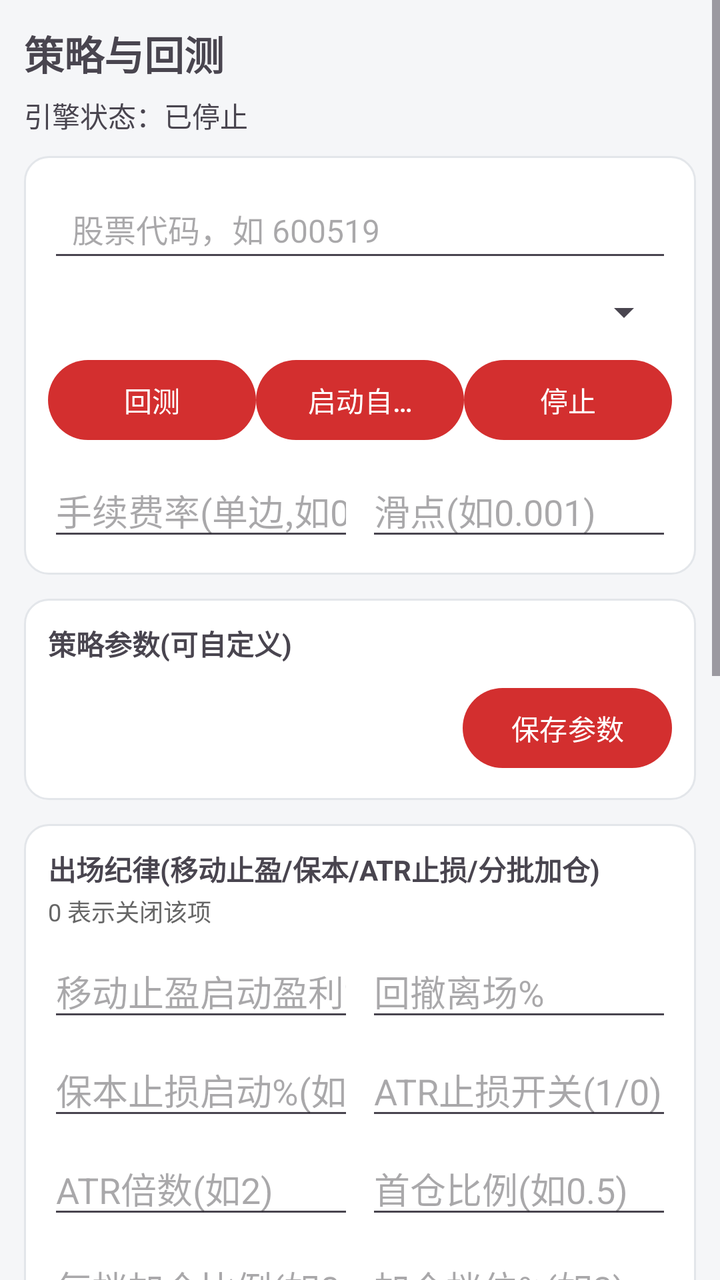
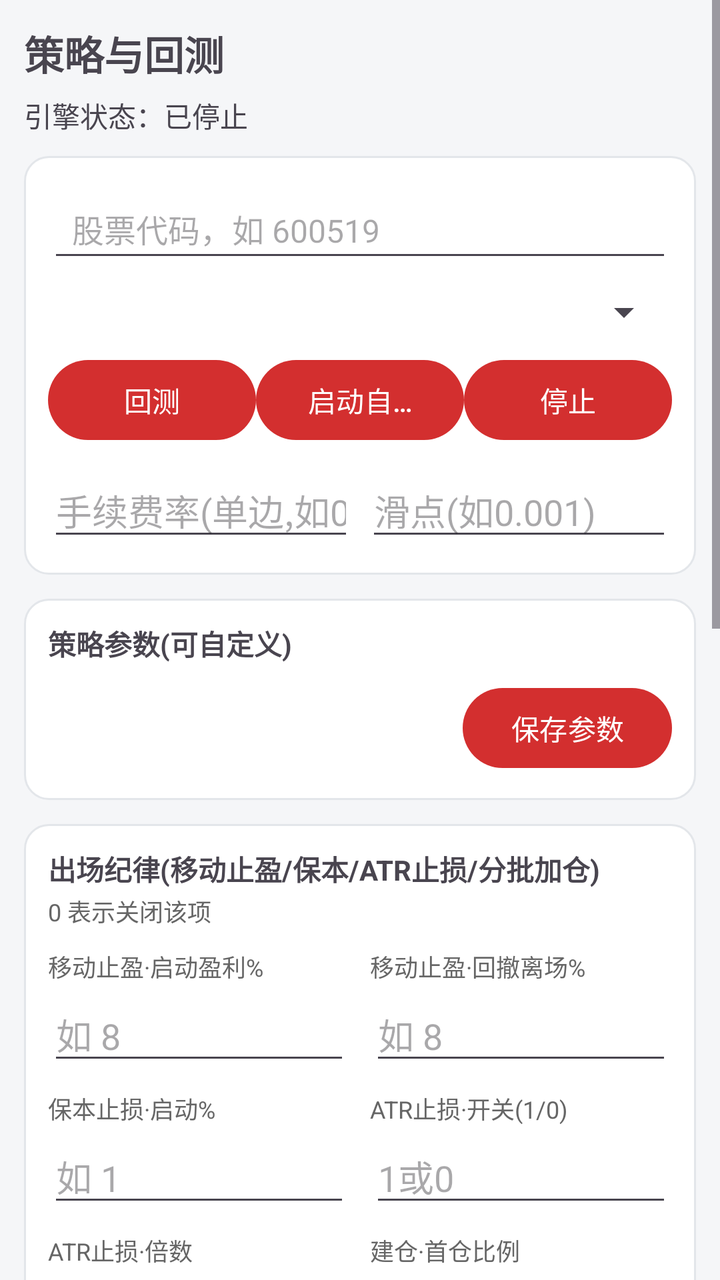

Screens rendered from an Android XML layout before and after an edit, with the pre-edit source and the edit as a unified diff.
<!-- AndroidManifest.xml: application theme Theme.QuantApp -->
<!-- res/layout/fragment_strategy.xml -->
<?xml version="1.0" encoding="utf-8"?>
<ScrollView xmlns:android="http://schemas.android.com/apk/res/android"
    android:layout_width="match_parent" android:layout_height="match_parent">

    <LinearLayout android:layout_width="match_parent" android:layout_height="wrap_content"
        android:orientation="vertical" android:padding="12dp">

        <TextView android:layout_width="wrap_content" android:layout_height="wrap_content"
            android:text="策略与回测" android:textSize="20sp" android:textStyle="bold" />

        <TextView android:id="@+id/tv_running_status" android:layout_width="match_parent"
            android:layout_height="wrap_content" android:layout_marginTop="6dp"
            android:text="引擎状态：已停止" />

        <LinearLayout android:layout_width="match_parent" android:layout_height="wrap_content"
            android:orientation="vertical" android:layout_marginTop="10dp"
            android:padding="12dp" android:background="@drawable/bg_card">
            <LinearLayout android:layout_width="match_parent" android:layout_height="wrap_content"
                android:orientation="vertical">
                <EditText android:id="@+id/et_strat_symbol" android:layout_width="match_parent"
                    android:layout_height="wrap_content" android:minHeight="46dp"
                    android:paddingStart="12dp" android:paddingEnd="12dp"
                    android:gravity="center_vertical" android:textSize="16sp"
                    android:hint="股票代码，如 600519" android:inputType="number" />
                <Spinner android:id="@+id/spinner_strategy" android:layout_width="match_parent"
                    android:layout_height="wrap_content" android:layout_marginTop="8dp" />
            </LinearLayout>

            <LinearLayout android:layout_width="match_parent" android:layout_height="wrap_content"
                android:orientation="horizontal" android:layout_marginTop="8dp">
                <Button android:id="@+id/btn_backtest" android:layout_width="0dp"
                    android:layout_height="wrap_content" android:layout_weight="1"
                    android:singleLine="true" android:text="回测" />
                <Button android:id="@+id/btn_start" android:layout_width="0dp"
                    android:layout_height="wrap_content" android:layout_weight="1"
                    android:singleLine="true" android:text="启动自动交易" />
                <Button android:id="@+id/btn_stop" android:layout_width="0dp"
                    android:layout_height="wrap_content" android:layout_weight="1"
                    android:singleLine="true" android:text="停止" />
            </LinearLayout>

            <LinearLayout android:layout_width="match_parent" android:layout_height="wrap_content"
                android:orientation="horizontal" android:layout_marginTop="8dp">
                <EditText android:id="@+id/et_fee_rate" android:layout_width="0dp"
                    android:layout_height="wrap_content" android:layout_weight="1"
                    android:hint="手续费率(单边,如0.0003)" android:inputType="numberDecimal"
                    android:singleLine="true" />
                <EditText android:id="@+id/et_slippage" android:layout_width="0dp"
                    android:layout_height="wrap_content" android:layout_weight="1"
                    android:layout_marginStart="6dp"
                    android:hint="滑点(如0.001)" android:inputType="numberDecimal"
                    android:singleLine="true" />
            </LinearLayout>
        </LinearLayout>

        <LinearLayout android:layout_width="match_parent" android:layout_height="wrap_content"
            android:orientation="vertical" android:layout_marginTop="12dp"
            android:padding="12dp" android:background="@drawable/bg_card">
            <TextView android:layout_width="wrap_content" android:layout_height="wrap_content"
                android:text="策略参数(可自定义)" android:textStyle="bold" />
            <LinearLayout android:id="@+id/linear_params" android:layout_width="match_parent"
                android:layout_height="wrap_content" android:orientation="vertical" android:layout_marginTop="4dp" />
            <Button android:id="@+id/btn_apply_params" android:layout_width="wrap_content"
                android:layout_height="wrap_content" android:layout_gravity="end"
                android:layout_marginTop="4dp" android:text="保存参数" />
        </LinearLayout>

        <LinearLayout android:layout_width="match_parent" android:layout_height="wrap_content"
            android:orientation="vertical" android:layout_marginTop="12dp"
            android:padding="12dp" android:background="@drawable/bg_card">
            <TextView android:layout_width="wrap_content" android:layout_height="wrap_content"
                android:text="出场纪律(移动止盈/保本/ATR止损/分批加仓)" android:textStyle="bold"
                android:textSize="14sp" />
            <TextView android:layout_width="wrap_content" android:layout_height="wrap_content"
                android:layout_marginTop="2dp" android:text="0 表示关闭该项" android:textSize="12sp"
                android:textColor="@color/text_secondary" />

            <LinearLayout android:layout_width="match_parent" android:layout_height="wrap_content"
                android:orientation="horizontal" android:layout_marginTop="8dp">
                <EditText android:id="@+id/et_trail_activate" android:layout_width="0dp"
                    android:layout_height="wrap_content" android:layout_weight="1"
                    android:hint="移动止盈启动盈利%" android:inputType="numberDecimal"
                    android:singleLine="true" />
                <EditText android:id="@+id/et_trail_stop" android:layout_width="0dp"
                    android:layout_height="wrap_content" android:layout_weight="1"
                    android:layout_marginStart="6dp" android:hint="回撤离场%"
                    android:inputType="numberDecimal" android:singleLine="true" />
            </LinearLayout>

            <LinearLayout android:layout_width="match_parent" android:layout_height="wrap_content"
                android:orientation="horizontal" android:layout_marginTop="6dp">
                <EditText android:id="@+id/et_breakeven" android:layout_width="0dp"
                    android:layout_height="wrap_content" android:layout_weight="1"
                    android:hint="保本止损启动%(如1)" android:inputType="numberDecimal"
                    android:singleLine="true" />
                <EditText android:id="@+id/et_atr_enabled" android:layout_width="0dp"
                    android:layout_height="wrap_content" android:layout_weight="1"
                    android:layout_marginStart="6dp" android:hint="ATR止损开关(1/0)"
                    android:inputType="number" android:singleLine="true" />
            </LinearLayout>

            <LinearLayout android:layout_width="match_parent" android:layout_height="wrap_content"
                android:orientation="horizontal" android:layout_marginTop="6dp">
                <EditText android:id="@+id/et_atr_mult" android:layout_width="0dp"
                    android:layout_height="wrap_content" android:layout_weight="1"
                    android:hint="ATR倍数(如2)" android:inputType="numberDecimal"
                    android:singleLine="true" />
                <EditText android:id="@+id/et_first_buy" android:layout_width="0dp"
                    android:layout_height="wrap_content" android:layout_weight="1"
                    android:layout_marginStart="6dp" android:hint="首仓比例(如0.5)"
                    android:inputType="numberDecimal" android:singleLine="true" />
            </LinearLayout>

            <LinearLayout android:layout_width="match_parent" android:layout_height="wrap_content"
                android:orientation="horizontal" android:layout_marginTop="6dp">
                <EditText android:id="@+id/et_add_pct" android:layout_width="0dp"
                    android:layout_height="wrap_content" android:layout_weight="1"
                    android:hint="每档加仓比例(如0.2)" android:inputType="numberDecimal"
                    android:singleLine="true" />
                <EditText android:id="@+id/et_add_thr" android:layout_width="0dp"
                    android:layout_height="wrap_content" android:layout_weight="1"
                    android:layout_marginStart="6dp" android:hint="加仓档位%(如3)"
                    android:inputType="numberDecimal" android:singleLine="true" />
            </LinearLayout>

            <Button android:id="@+id/btn_apply_exit" android:layout_width="wrap_content"
                android:layout_height="wrap_content" android:layout_gravity="end"
                android:layout_marginTop="4dp" android:text="保存出场纪律" />
        </LinearLayout>

        <TextView android:id="@+id/tv_backtest"
            android:layout_width="match_parent" android:layout_height="wrap_content"
            android:layout_marginTop="12dp" android:padding="12dp" android:background="@drawable/bg_card"
            android:textIsSelectable="true" android:textSize="14sp" />

        <LinearLayout android:layout_width="match_parent" android:layout_height="wrap_content"
            android:orientation="vertical" android:layout_marginTop="8dp"
            android:padding="12dp" android:background="@drawable/bg_card">
            <TextView android:layout_width="wrap_content" android:layout_height="wrap_content"
                android:text="权益曲线（策略 vs 买入持有）" android:textStyle="bold"
                android:textSize="14sp" />
            <com.github.mikephil.charting.charts.LineChart
                android:id="@+id/chart_equity" android:layout_width="match_parent"
                android:layout_height="180dp" android:layout_marginTop="8dp" />
        </LinearLayout>

        <LinearLayout android:layout_width="match_parent" android:layout_height="wrap_content"
            android:orientation="vertical" android:layout_marginTop="12dp"
            android:padding="12dp" android:background="@drawable/bg_card">
            <TextView android:layout_width="wrap_content" android:layout_height="wrap_content"
                android:text="运行中策略" android:textStyle="bold" />
            <ListView android:id="@+id/list_active" android:layout_width="match_parent"
                android:layout_height="wrap_content" android:layout_marginTop="6dp" />
        </LinearLayout>

        <LinearLayout android:layout_width="match_parent" android:layout_height="wrap_content"
            android:orientation="vertical" android:layout_marginTop="12dp"
            android:padding="12dp" android:background="@drawable/bg_card">
            <LinearLayout android:layout_width="match_parent" android:layout_height="wrap_content"
                android:orientation="horizontal" android:gravity="center_vertical">
                <TextView android:layout_width="0dp" android:layout_height="wrap_content"
                    android:layout_weight="1" android:text="信号与成交日志" android:textStyle="bold" />
                <Button android:id="@+id/btn_clear_log" android:layout_width="wrap_content"
                    android:layout_height="wrap_content" android:text="清空" />
            </LinearLayout>
            <ScrollView android:layout_width="match_parent" android:layout_height="wrap_content"
                android:layout_marginTop="6dp">
                <TextView android:id="@+id/tv_engine_log"
                    android:layout_width="match_parent" android:layout_height="wrap_content"
                    android:padding="4dp" android:textIsSelectable="true" android:textSize="12sp"
                    android:fontFamily="monospace" />
            </ScrollView>
        </LinearLayout>
    </LinearLayout>
</ScrollView>
<!-- resources referenced by this layout -->
<resources>
  <color name="text_secondary">#666666</color>
  <!-- drawable bg_card (drawable) -->
  <?xml version="1.0" encoding="utf-8"?>
  <shape xmlns:android="http://schemas.android.com/apk/res/android" android:shape="rectangle">
      <solid android:color="@color/card_bg" />
      <corners android:radius="12dp" />
      <stroke android:width="1dp" android:color="@color/divider" />
  </shape>
  <style name="Theme.QuantApp" parent="Theme.Material3.DayNight.NoActionBar">
          <item name="colorPrimary">@color/brand</item>
          <item name="colorPrimaryVariant">@color/brand_dark</item>
          <item name="colorOnPrimary">#FFFFFF</item>
          <item name="android:statusBarColor">@color/brand_dark</item>
          <item name="android:windowBackground">@color/bg</item>
      </style>
  <color name="card_bg">#FFFFFF</color>
  <color name="divider">#E3E6EA</color>
  <color name="brand">#D32F2F</color>
  <color name="brand_dark">#B71C1C</color>
  <color name="bg">#F5F6F8</color>
</resources>

<!-- the commit's change to res/layout/fragment_strategy.xml (unified diff, before → after) -->
@@ -76,56 +76,108 @@
                 android:textColor="@color/text_secondary" />
 
             <LinearLayout android:layout_width="match_parent" android:layout_height="wrap_content"
-                android:orientation="horizontal" android:layout_marginTop="8dp">
-                <EditText android:id="@+id/et_trail_activate" android:layout_width="0dp"
-                    android:layout_height="wrap_content" android:layout_weight="1"
-                    android:hint="移动止盈启动盈利%" android:inputType="numberDecimal"
-                    android:singleLine="true" />
-                <EditText android:id="@+id/et_trail_stop" android:layout_width="0dp"
-                    android:layout_height="wrap_content" android:layout_weight="1"
-                    android:layout_marginStart="6dp" android:hint="回撤离场%"
-                    android:inputType="numberDecimal" android:singleLine="true" />
-            </LinearLayout>
-
-            <LinearLayout android:layout_width="match_parent" android:layout_height="wrap_content"
-                android:orientation="horizontal" android:layout_marginTop="6dp">
-                <EditText android:id="@+id/et_breakeven" android:layout_width="0dp"
-                    android:layout_height="wrap_content" android:layout_weight="1"
-                    android:hint="保本止损启动%(如1)" android:inputType="numberDecimal"
-                    android:singleLine="true" />
-                <EditText android:id="@+id/et_atr_enabled" android:layout_width="0dp"
-                    android:layout_height="wrap_content" android:layout_weight="1"
-                    android:layout_marginStart="6dp" android:hint="ATR止损开关(1/0)"
-                    android:inputType="number" android:singleLine="true" />
-            </LinearLayout>
-
-            <LinearLayout android:layout_width="match_parent" android:layout_height="wrap_content"
-                android:orientation="horizontal" android:layout_marginTop="6dp">
-                <EditText android:id="@+id/et_atr_mult" android:layout_width="0dp"
-                    android:layout_height="wrap_content" android:layout_weight="1"
-                    android:hint="ATR倍数(如2)" android:inputType="numberDecimal"
-                    android:singleLine="true" />
-                <EditText android:id="@+id/et_first_buy" android:layout_width="0dp"
-                    android:layout_height="wrap_content" android:layout_weight="1"
-                    android:layout_marginStart="6dp" android:hint="首仓比例(如0.5)"
-                    android:inputType="numberDecimal" android:singleLine="true" />
-            </LinearLayout>
-
-            <LinearLayout android:layout_width="match_parent" android:layout_height="wrap_content"
-                android:orientation="horizontal" android:layout_marginTop="6dp">
-                <EditText android:id="@+id/et_add_pct" android:layout_width="0dp"
-                    android:layout_height="wrap_content" android:layout_weight="1"
-                    android:hint="每档加仓比例(如0.2)" android:inputType="numberDecimal"
-                    android:singleLine="true" />
-                <EditText android:id="@+id/et_add_thr" android:layout_width="0dp"
-                    android:layout_height="wrap_content" android:layout_weight="1"
-                    android:layout_marginStart="6dp" android:hint="加仓档位%(如3)"
-                    android:inputType="numberDecimal" android:singleLine="true" />
+                android:orientation="horizontal" android:layout_marginTop="10dp">
+                <LinearLayout android:layout_width="0dp" android:layout_height="wrap_content"
+                    android:layout_weight="1" android:orientation="vertical">
+                    <TextView android:layout_width="wrap_content" android:layout_height="wrap_content"
+                        android:text="移动止盈·启动盈利%"
+                        android:textSize="12sp" android:textColor="@color/text_secondary" />
+                    <EditText android:id="@+id/et_trail_activate" android:layout_width="match_parent"
+                        android:layout_height="wrap_content" android:minHeight="42dp"
+                        android:layout_marginTop="2dp" android:hint="如 8" android:inputType="numberDecimal"
+                        android:singleLine="true" />
+                </LinearLayout>
+                <LinearLayout android:layout_width="0dp" android:layout_height="wrap_content"
+                    android:layout_weight="1" android:layout_marginStart="10dp"
+                    android:orientation="vertical">
+                    <TextView android:layout_width="wrap_content" android:layout_height="wrap_content"
+                        android:text="移动止盈·回撤离场%"
+                        android:textSize="12sp" android:textColor="@color/text_secondary" />
+                    <EditText android:id="@+id/et_trail_stop" android:layout_width="match_parent"
+                        android:layout_height="wrap_content" android:minHeight="42dp"
+                        android:layout_marginTop="2dp" android:hint="如 8" android:inputType="numberDecimal"
+                        android:singleLine="true" />
+                </LinearLayout>
+            </LinearLayout>
+
+            <LinearLayout android:layout_width="match_parent" android:layout_height="wrap_content"
+                android:orientation="horizontal" android:layout_marginTop="8dp">
+                <LinearLayout android:layout_width="0dp" android:layout_height="wrap_content"
+                    android:layout_weight="1" android:orientation="vertical">
+                    <TextView android:layout_width="wrap_content" android:layout_height="wrap_content"
+                        android:text="保本止损·启动%"
+                        android:textSize="12sp" android:textColor="@color/text_secondary" />
+                    <EditText android:id="@+id/et_breakeven" android:layout_width="match_parent"
+                        android:layout_height="wrap_content" android:minHeight="42dp"
+                        android:layout_marginTop="2dp" android:hint="如 1" android:inputType="numberDecimal"
+                        android:singleLine="true" />
+                </LinearLayout>
+                <LinearLayout android:layout_width="0dp" android:layout_height="wrap_content"
+                    android:layout_weight="1" android:layout_marginStart="10dp"
+                    android:orientation="vertical">
+                    <TextView android:layout_width="wrap_content" android:layout_height="wrap_content"
+                        android:text="ATR止损·开关(1/0)"
+                        android:textSize="12sp" android:textColor="@color/text_secondary" />
+                    <EditText android:id="@+id/et_atr_enabled" android:layout_width="match_parent"
+                        android:layout_height="wrap_content" android:minHeight="42dp"
+                        android:layout_marginTop="2dp" android:hint="1或0" android:inputType="number"
+                        android:singleLine="true" />
+                </LinearLayout>
+            </LinearLayout>
+
+            <LinearLayout android:layout_width="match_parent" android:layout_height="wrap_content"
+                android:orientation="horizontal" android:layout_marginTop="8dp">
+                <LinearLayout android:layout_width="0dp" android:layout_height="wrap_content"
+                    android:layout_weight="1" android:orientation="vertical">
+                    <TextView android:layout_width="wrap_content" android:layout_height="wrap_content"
+                        android:text="ATR止损·倍数"
+                        android:textSize="12sp" android:textColor="@color/text_secondary" />
+                    <EditText android:id="@+id/et_atr_mult" android:layout_width="match_parent"
+                        android:layout_height="wrap_content" android:minHeight="42dp"
+                        android:layout_marginTop="2dp" android:hint="如 2" android:inputType="numberDecimal"
+                        android:singleLine="true" />
+                </LinearLayout>
+                <LinearLayout android:layout_width="0dp" android:layout_height="wrap_content"
+                    android:layout_weight="1" android:layout_marginStart="10dp"
+                    android:orientation="vertical">
+                    <TextView android:layout_width="wrap_content" android:layout_height="wrap_content"
+                        android:text="建仓·首仓比例"
+                        android:textSize="12sp" android:textColor="@color/text_secondary" />
+                    <EditText android:id="@+id/et_first_buy" android:layout_width="match_parent"
+                        android:layout_height="wrap_content" android:minHeight="42dp"
+                        android:layout_marginTop="2dp" android:hint="如 0.5" android:inputType="numberDecimal"
+                        android:singleLine="true" />
+                </LinearLayout>
+            </LinearLayout>
+
+            <LinearLayout android:layout_width="match_parent" android:layout_height="wrap_content"
+                android:orientation="horizontal" android:layout_marginTop="8dp">
+                <LinearLayout android:layout_width="0dp" android:layout_height="wrap_content"
+                    android:layout_weight="1" android:orientation="vertical">
+                    <TextView android:layout_width="wrap_content" android:layout_height="wrap_content"
+                        android:text="加仓·每档比例"
+                        android:textSize="12sp" android:textColor="@color/text_secondary" />
+                    <EditText android:id="@+id/et_add_pct" android:layout_width="match_parent"
+                        android:layout_height="wrap_content" android:minHeight="42dp"
+                        android:layout_marginTop="2dp" android:hint="如 0.2" android:inputType="numberDecimal"
+                        android:singleLine="true" />
+                </LinearLayout>
+                <LinearLayout android:layout_width="0dp" android:layout_height="wrap_content"
+                    android:layout_weight="1" android:layout_marginStart="10dp"
+                    android:orientation="vertical">
+                    <TextView android:layout_width="wrap_content" android:layout_height="wrap_content"
+                        android:text="加仓·盈利档位%"
+                        android:textSize="12sp" android:textColor="@color/text_secondary" />
+                    <EditText android:id="@+id/et_add_thr" android:layout_width="match_parent"
+                        android:layout_height="wrap_content" android:minHeight="42dp"
+                        android:layout_marginTop="2dp" android:hint="如 3" android:inputType="numberDecimal"
+                        android:singleLine="true" />
+                </LinearLayout>
             </LinearLayout>
 
             <Button android:id="@+id/btn_apply_exit" android:layout_width="wrap_content"
                 android:layout_height="wrap_content" android:layout_gravity="end"
-                android:layout_marginTop="4dp" android:text="保存出场纪律" />
+                android:layout_marginTop="8dp" android:text="保存出场纪律" />
         </LinearLayout>
 
         <TextView android:id="@+id/tv_backtest"
